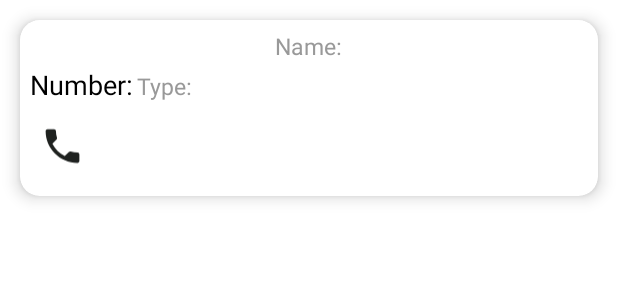
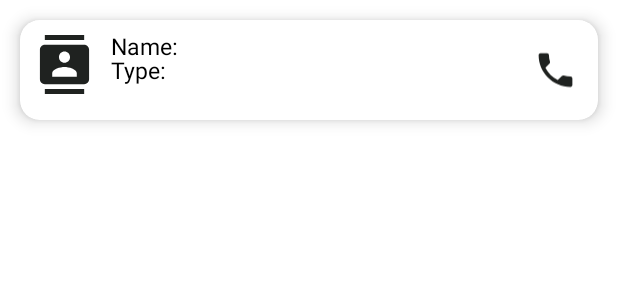
Before and after one commit to smzh745/RoadRescueFyp, an Android app: the layout my_emergency_layout.xml on its own in the app's theme, with its tools: preview values and no code run, on a phone screen of 412 x 824 dp. Shown: the top 300 px of the screen. Run offline under Robolectric (Android 15) with nearby library versions, the phone set to English and light mode, and no system bars.

Commit message:
initial commit

```diff
--- a/app/src/main/res/layout/my_emergency_layout.xml
+++ b/app/src/main/res/layout/my_emergency_layout.xml
@@ -13,65 +13,61 @@
     app:cardCornerRadius="@dimen/_10sdp"
     app:cardElevation="@dimen/_5sdp">
 
-    <LinearLayout
+    <RelativeLayout
         android:orientation="vertical"
         android:layout_width="match_parent"
         android:layout_height="wrap_content"
         android:layout_margin="@dimen/_5sdp">
+        <LinearLayout
+            android:id="@+id/thumbnail"
+            android:layout_width="wrap_content"
+            android:layout_height="wrap_content"
+            android:layout_alignParentStart="true"
 
-        <RelativeLayout
-            android:id="@+id/layout1"
-            android:layout_width="match_parent"
-            android:layout_height="wrap_content">
+            android:layout_marginEnd="5dip"
+            android:padding="3dip">
+
+            <ImageView
+                android:id="@+id/list_image"
+                android:layout_width="@dimen/_30sdp"
+                android:layout_height="@dimen/_30sdp"
+                android:contentDescription="@string/app_name"
+                android:src="@drawable/ic_contacts_black_24dp" />
+
+        </LinearLayout>
 
 
             <com.google.android.material.textview.MaterialTextView
                 android:id="@+id/complaintType"
-                android:layout_width="wrap_content"
-                android:layout_height="wrap_content"
-                android:layout_centerInParent="true"
-                android:layout_centerHorizontal="true"
+                android:layout_width="318dp"
+                android:layout_height="40dp"
+                android:layout_toEndOf="@+id/thumbnail"
+
+                android:layout_alignParentTop="true"
                 android:layout_marginStart="@dimen/_2sdp"
-                android:layout_toEndOf="@id/title"
                 android:text="@string/name1"
-                android:textColor="@color/colorAccent"
+                android:textColor="@color/colorText"
                 android:textSize="@dimen/_12ssp" />
-        </RelativeLayout>
 
-        <RelativeLayout
-            android:id="@+id/layout"
-            android:layout_width="match_parent"
-            android:layout_height="wrap_content"
-            android:layout_below="@id/layout1"
-            android:layout_marginTop="@dimen/_2sdp">
 
-            <com.google.android.material.textview.MaterialTextView
-                android:id="@+id/selectCity"
-                android:layout_width="wrap_content"
-                android:layout_height="wrap_content"
-
-                android:layout_alignParentStart="true"
-                android:text="@string/number"
-                android:textColor="@color/colorText"
-                android:textSize="@dimen/_14ssp" />
 
             <com.google.android.material.textview.MaterialTextView
                 android:id="@+id/city"
                 android:layout_width="wrap_content"
                 android:layout_height="wrap_content"
-                android:layout_centerInParent="true"
+                android:layout_alignBottom="@+id/complaintType"
+                android:layout_marginTop="@dimen/_2sdp"
                 android:layout_margin="@dimen/_2sdp"
-                android:layout_toEndOf="@id/selectCity"
+                android:layout_toEndOf="@+id/thumbnail"
                 android:text="@string/complaint_type"
-                android:textColor="@color/colorAccent"
-                android:textSize="@dimen/_12ssp" />
-        </RelativeLayout>
+                android:textColor="@color/colorText"
+                android:textSize="@dimen/_12ssp"
+                tools:ignore="RelativeOverlap" />
 
         <ImageView
             android:id="@+id/call"
             android:layout_width="30dp"
             android:layout_height="40dp"
-            android:layout_below="@+id/layout"
             android:layout_alignParentEnd="true"
             android:layout_margin="@dimen/_5sdp"
             android:clickable="true"
@@ -81,5 +77,5 @@
             android:src="@drawable/ic_call_black_24dp"
             tools:ignore="UnusedAttribute"
             tools:targetApi="m" />
-    </LinearLayout>
+    </RelativeLayout>
 </com.google.android.material.card.MaterialCardView>
```
